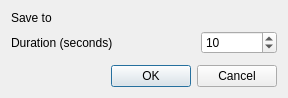
Before: the Qt Designer form plugins/sampleplugin/countdown_ui.ui in KDE/kdenlive, drawn with Qt 5.
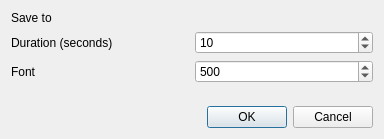
After: the same form once the commit is applied. Custom widgets are drawn as their Qt base class.

Commit message: Adjust plugin to show only when used producer is present, hack around resulting countdown image size

```diff
--- a/plugins/sampleplugin/countdown_ui.ui
+++ b/plugins/sampleplugin/countdown_ui.ui
@@ -5,8 +5,8 @@
    <rect>
     <x>0</x>
     <y>0</y>
-    <width>288</width>
-    <height>98</height>
+    <width>384</width>
+    <height>139</height>
    </rect>
   </property>
   <property name="windowTitle" >
@@ -20,7 +20,7 @@
      </property>
     </widget>
    </item>
-   <item row="0" column="2" >
+   <item row="0" column="1" >
     <widget class="KUrlRequester" name="path" />
    </item>
    <item row="1" column="0" >
@@ -30,17 +30,34 @@
      </property>
     </widget>
    </item>
-   <item row="3" column="0" colspan="3" >
-    <widget class="QDialogButtonBox" name="buttonBox" >
-     <property name="orientation" >
-      <enum>Qt::Horizontal</enum>
+   <item row="1" column="1" >
+    <widget class="KIntSpinBox" name="duration" >
+     <property name="maximum" >
+      <number>10000</number>
      </property>
-     <property name="standardButtons" >
-      <set>QDialogButtonBox::Cancel|QDialogButtonBox::Ok</set>
+     <property name="value" >
+      <number>10</number>
      </property>
     </widget>
    </item>
    <item row="2" column="0" >
+    <widget class="QLabel" name="font_label" >
+     <property name="text" >
+      <string>Font</string>
+     </property>
+    </widget>
+   </item>
+   <item row="2" column="1" >
+    <widget class="KIntSpinBox" name="font" >
+     <property name="maximum" >
+      <number>10000</number>
+     </property>
+     <property name="value" >
+      <number>500</number>
+     </property>
+    </widget>
+   </item>
+   <item row="3" column="0" >
     <spacer name="verticalSpacer" >
      <property name="orientation" >
       <enum>Qt::Vertical</enum>
@@ -53,13 +70,13 @@
      </property>
     </spacer>
    </item>
-   <item row="1" column="2" >
-    <widget class="KIntSpinBox" name="duration" >
-     <property name="maximum" >
-      <number>10000</number>
+   <item row="4" column="0" colspan="2" >
+    <widget class="QDialogButtonBox" name="buttonBox" >
+     <property name="orientation" >
+      <enum>Qt::Horizontal</enum>
      </property>
-     <property name="value" >
-      <number>10</number>
+     <property name="standardButtons" >
+      <set>QDialogButtonBox::Cancel|QDialogButtonBox::Ok</set>
      </property>
     </widget>
    </item>
```
Left out of the diff: 2 changed lines with no effect on the pictures. The commit also changes 2 other files.
